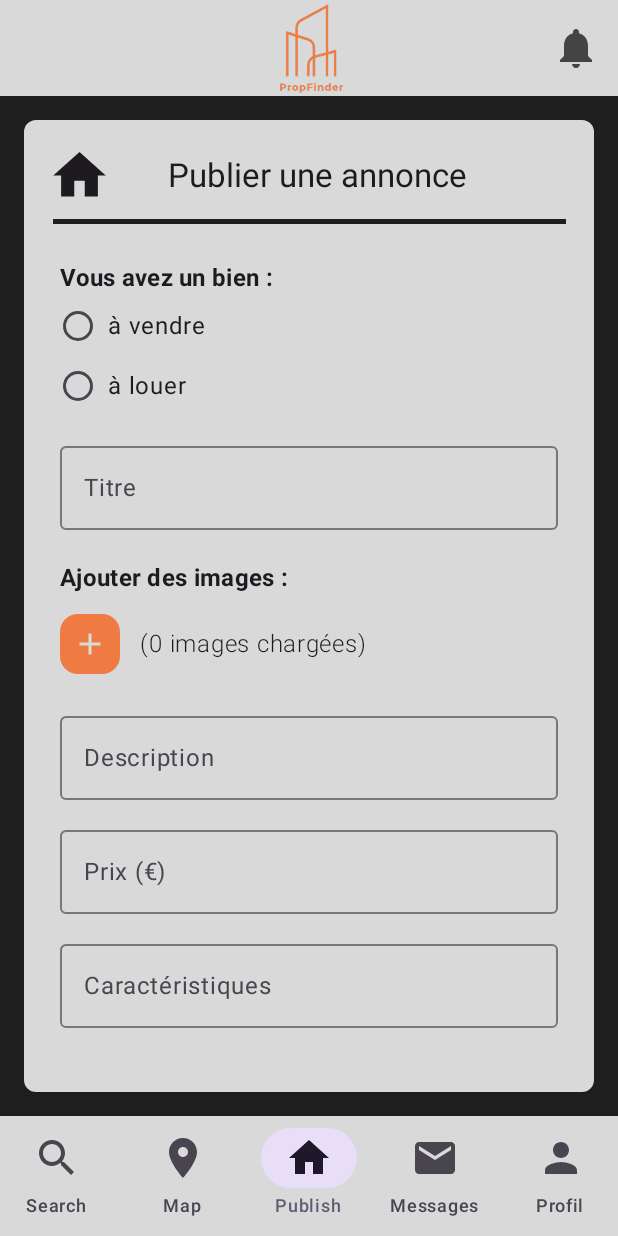
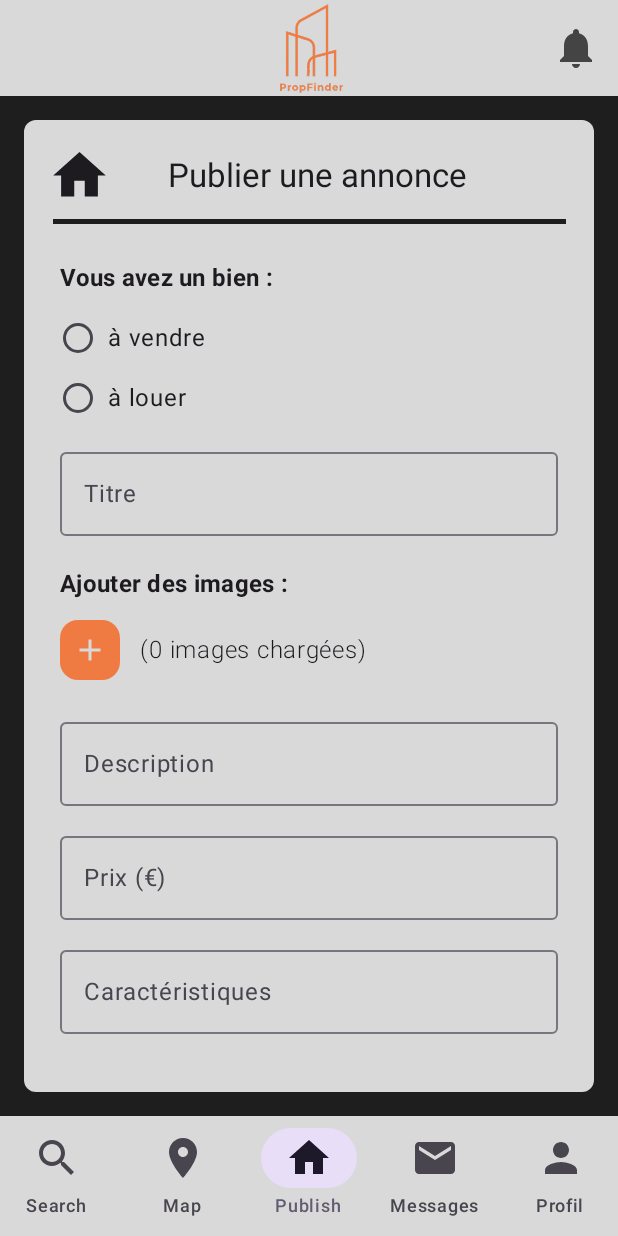
Before and after one commit to Oxnight/PropFinder, an Android app built with Jetpack Compose: the Template screen opened through its navigation route, item 3 of the bottom bar chosen, on a phone screen of 412 x 824 dp. Run offline under Robolectric (Android 15) with nearby library versions, the phone set to English and light mode, and no system bars; our stand-ins replace Firebase (no records; nobody signed in at launch, a user with empty details on screens opened directly); libraries missing offline, so code that uses them is left out: org.osmdroid.config; 1 statement that could not run was skipped.

Commit message:
Ajout d'une automatisation

```diff
--- a/app/src/main/java/com/example/propfinder/presentation/home/PageAccueil.kt
+++ b/app/src/main/java/com/example/propfinder/presentation/home/PageAccueil.kt
@@ -45,6 +45,7 @@ import java.util.*
 import androidx.compose.material.icons.filled.FilterList
 import androidx.compose.material.icons.filled.MoreVert
 import androidx.compose.ui.draw.clip
+import androidx.compose.ui.platform.testTag
 import androidx.compose.ui.unit.sp
 import com.example.propfinder.data.models.Annonce
 
@@ -189,6 +190,7 @@ fun AnnonceItem(
         modifier = Modifier
             .fillMaxWidth()
             .padding(8.dp)
+            .testTag("annonce_card")
             .clickable { onClick() },
         colors = CardDefaults.cardColors(containerColor = Color(0xFFD9D9D9))
     ) {
--- a/app/src/main/java/com/example/propfinder/presentation/main/Template.kt
+++ b/app/src/main/java/com/example/propfinder/presentation/main/Template.kt
@@ -36,6 +36,7 @@ import androidx.compose.ui.Alignment
 import androidx.compose.ui.Modifier
 import androidx.compose.ui.graphics.Color
 import androidx.compose.ui.input.pointer.pointerInput
+import androidx.compose.ui.platform.testTag
 import androidx.compose.ui.res.painterResource
 import androidx.compose.ui.unit.dp
 import androidx.lifecycle.viewmodel.compose.viewModel
@@ -99,7 +100,20 @@ fun Template(authViewModel: AuthViewModel, navController: NavController) {
                     Icons.Filled.Person to "Profil"
                 ).forEachIndexed { idx, pair ->
                     NavigationBarItem(
-                        icon = { Icon(pair.first, contentDescription = pair.second, modifier = Modifier.size(32.dp)) },
+                        modifier = when (idx) {
+                            0 -> Modifier.testTag("home_button")
+                            2 -> Modifier.testTag("publish_button")
+                            3 -> Modifier.testTag("discussion_button")
+                            4 -> Modifier.testTag("profile_button")
+                            else -> Modifier
+                        },
+                        icon = {
+                            Icon(
+                                pair.first,
+                                contentDescription = pair.second,
+                                modifier = Modifier.size(32.dp)
+                            )
+                        },
                         label = { Text(pair.second) },
                         selected = selectedIndex == idx,
                         onClick = {
--- a/app/src/main/java/com/example/propfinder/presentation/main/profile/ProfilPage.kt
+++ b/app/src/main/java/com/example/propfinder/presentation/main/profile/ProfilPage.kt
@@ -18,6 +18,7 @@ import androidx.compose.ui.Alignment
 import androidx.compose.ui.Modifier
 import androidx.compose.ui.draw.clip
 import androidx.compose.ui.graphics.Color
+import androidx.compose.ui.platform.testTag
 import androidx.compose.ui.res.painterResource
 import androidx.compose.ui.text.font.FontWeight
 import androidx.compose.ui.unit.dp
@@ -139,6 +140,7 @@ fun ProfilePage(
                     .align(Alignment.BottomEnd)
                     .padding(16.dp)
                     .height(40.dp)
+                    .testTag("logout_button"),
             ) {
                 Text("Déconnexion", color = Color.White, fontSize = 14.sp)
             }
--- a/app/src/main/java/com/example/propfinder/presentation/main/publish/Publish.kt
+++ b/app/src/main/java/com/example/propfinder/presentation/main/publish/Publish.kt
@@ -9,10 +9,11 @@ import androidx.compose.foundation.ExperimentalFoundationApi
 import androidx.compose.foundation.LocalOverscrollConfiguration
 import androidx.compose.foundation.background
 import androidx.compose.foundation.layout.*
-import androidx.compose.foundation.lazy.LazyColumn
+import androidx.compose.foundation.rememberScrollState
 import androidx.compose.foundation.selection.selectable
 import androidx.compose.foundation.shape.RoundedCornerShape
 import androidx.compose.foundation.text.KeyboardOptions
+import androidx.compose.foundation.verticalScroll
 import androidx.compose.material.icons.Icons
 import androidx.compose.material.icons.filled.Add
 import androidx.compose.material.icons.filled.Home
@@ -23,6 +24,7 @@ import androidx.compose.ui.Modifier
 import androidx.compose.ui.draw.clip
 import androidx.compose.ui.graphics.Color
 import androidx.compose.ui.platform.LocalContext
+import androidx.compose.ui.platform.testTag
 import androidx.compose.ui.semantics.Role
 import androidx.compose.ui.text.font.FontWeight
 import androidx.compose.ui.text.input.KeyboardType
@@ -79,23 +81,18 @@ fun FormulaireAvance(annonceViewModel: AnnonceViewModel, authViewModel: AuthView
     val context = LocalContext.current
 
     var selectedOption by remember { mutableStateOf("") }
-
     var titre by remember { mutableStateOf("") }
     var description by remember { mutableStateOf("") }
     var caracteristiques by remember { mutableStateOf("") }
     var localisation by remember { mutableStateOf("") }
-
     var coordonnees by remember { mutableStateOf("") }
     var geocodingError by remember { mutableStateOf<String?>(null) }
+    var imageUris by remember { mutableStateOf(listOf<Uri>()) }
+    var prix by remember { mutableStateOf("") }
 
-    var imageUris by remember { mutableStateOf(listOf<Uri>()) }
     val imagePicker = rememberLauncherForActivityResult(
         contract = ActivityResultContracts.GetMultipleContents()
-    ) { uris: List<Uri> ->
-        imageUris = uris
-    }
-
-    var prix by remember { mutableStateOf("") }
+    ) { uris: List<Uri> -> imageUris = uris }
 
     LaunchedEffect(localisation) {
         if (localisation.isNotBlank()) {
@@ -122,26 +119,19 @@ fun FormulaireAvance(annonceViewModel: AnnonceViewModel, authViewModel: AuthView
         }
     }
 
-    CompositionLocalProvider(
-        LocalOverscrollConfiguration provides null
-    ) {
-        LazyColumn(
+    CompositionLocalProvider(LocalOverscrollConfiguration provides null) {
+        Column(
             modifier = Modifier
                 .padding(24.dp)
+                .verticalScroll(rememberScrollState())
                 .fillMaxSize(),
             verticalArrangement = Arrangement.spacedBy(12.dp)
         ) {
-            item {
-                Column {
-                    Text(
-                        text = "Vous avez un bien :",
-                        style = MaterialTheme.typography.titleMedium,
-                        fontWeight = FontWeight.Bold
-                    )
+            Text("Vous avez un bien :", style = MaterialTheme.typography.titleMedium, fontWeight = FontWeight.Bold)
             Row(
                 modifier = Modifier
                     .fillMaxWidth()
-                            .padding(vertical = 8.dp)
+                    .padding(top = 4.dp, bottom = 2.dp)
                     .selectable(
                         selected = selectedOption == "à vendre",
                         onClick = { selectedOption = "à vendre" },
@@ -152,10 +142,12 @@ fun FormulaireAvance(annonceViewModel: AnnonceViewModel, authViewModel: AuthView
                 RadioButton(selected = selectedOption == "à vendre", onClick = null)
                 Text("à vendre", modifier = Modifier.padding(start = 8.dp))
             }
+
             Row(
                 modifier = Modifier
                     .fillMaxWidth()
-                            .padding(vertical = 8.dp)
+                    .padding(top = 2.dp, bottom = 4.dp)
+                    .testTag("radio_louer")
                     .selectable(
                         selected = selectedOption == "à louer",
                         onClick = { selectedOption = "à louer" },
@@ -166,61 +158,32 @@ fun FormulaireAvance(annonceViewModel: AnnonceViewModel, authViewModel: AuthView
                 RadioButton(selected = selectedOption == "à louer", onClick = null)
                 Text("à louer", modifier = Modifier.padding(start = 8.dp))
             }
-                }
-            }
-
-            item {
             OutlinedTextField(
                 value = titre,
                 onValueChange = { titre = it },
                 label = { Text("Titre") },
-                    modifier = Modifier
-                        .fillMaxWidth()
-                        .padding(bottom = 8.dp),
+                modifier = Modifier.fillMaxWidth().padding(bottom = 8.dp).testTag("titre_field")
             )
-            }
-
-            item {
-                Text(
-                    text = "Ajouter des images :",
-                    style = MaterialTheme.typography.titleMedium,
-                    fontWeight = FontWeight.Bold
-                )
-            }
-
-            item {
+            Text("Ajouter des images :", style = MaterialTheme.typography.titleMedium, fontWeight = FontWeight.Bold)
             Row(
                 modifier = Modifier.padding(bottom = 8.dp),
                 horizontalArrangement = Arrangement.SpaceBetween,
                 verticalAlignment = Alignment.CenterVertically
             ) {
                 Box(
-                        modifier = Modifier
-                            .size(40.dp)
-                            .clip(RoundedCornerShape(12.dp))
-                            .background(Color(0xFFF07B42)),
+                    modifier = Modifier.size(40.dp).clip(RoundedCornerShape(12.dp)).background(Color(0xFFF07B42)),
                     contentAlignment = Alignment.Center
                 ) {
-                        Icon(
-                            imageVector = Icons.Default.Add,
-                            contentDescription = "Ajouter des images",
-                            tint = Color(0xFFD9D9D9),
-                        )
+                    Icon(Icons.Default.Add, contentDescription = "Ajouter des images", tint = Color(0xFFD9D9D9))
                 }
                 Text("   (${imageUris.size} images chargées)", fontWeight = FontWeight.Light)
             }
-            }
-
-            item {
             OutlinedTextField(
                 value = description,
                 onValueChange = { description = it },
                 label = { Text("Description") },
-                    modifier = Modifier.fillMaxWidth(),
+                modifier = Modifier.fillMaxWidth().testTag("description_field")
             )
-            }
-
-            item {
             OutlinedTextField(
                 value = prix,
                 onValueChange = {
@@ -229,63 +192,34 @@ fun FormulaireAvance(annonceViewModel: AnnonceViewModel, authViewModel: AuthView
                     }
                 },
                 label = { Text("Prix (€)") },
-                    modifier = Modifier.fillMaxWidth(),
+                modifier = Modifier.fillMaxWidth().testTag("prix_field"),
                 singleLine = true,
-                    keyboardOptions = KeyboardOptions.Default.copy(
-                        keyboardType = KeyboardType.Number
+                keyboardOptions = KeyboardOptions.Default.copy(keyboardType = KeyboardType.Number)
             )
-                )
-            }
-
-            item {
             OutlinedTextField(
                 value = caracteristiques,
                 onValueChange = { caracteristiques = it },
                 label = { Text("Caractéristiques") },
-                    modifier = Modifier.fillMaxWidth(),
+                modifier = Modifier.fillMaxWidth().testTag("carateristiques_field")
             )
-            }
-
-            item {
             OutlinedTextField(
                 value = localisation,
                 onValueChange = { localisation = it },
                 label = { Text("Adresse") },
-                    modifier = Modifier.fillMaxWidth()
+                modifier = Modifier.fillMaxWidth().testTag("adress_field")
             )
-
-                Spacer(modifier = Modifier.height(4.dp))
-
             coordonnees.let { coords ->
                 if (coords.isNotBlank()) {
-                        Text(
-                            text = "Coordonnées : $coords",
-                            style = MaterialTheme.typography.bodySmall,
-                            color = Color.DarkGray
-                        )
+                    Text("Coordonnées : $coords", style = MaterialTheme.typography.bodySmall, color = Color.DarkGray)
                 }
             }
-
             geocodingError?.let { error ->
-                    Text(
-                        text = error,
-                        color = Color.Red,
-                        style = MaterialTheme.typography.bodySmall
-                    )
+                Text(error, color = Color.Red, style = MaterialTheme.typography.bodySmall)
             }
-            }
-
-            item {
             Button(
                 onClick = {
                     val prixFloat = prix.toFloatOrNull() ?: 0f
-                        val isFormValid = titre.isNotBlank()
-                                && description.isNotBlank()
-                                && caracteristiques.isNotBlank()
-                                && localisation.isNotBlank()
-                                && prixFloat > 0f
-                                && selectedOption.isNotBlank()
-
+                    val isFormValid = titre.isNotBlank() && description.isNotBlank() && caracteristiques.isNotBlank() && localisation.isNotBlank() && prixFloat > 0f && selectedOption.isNotBlank()
                     if (isFormValid) {
                         annonceViewModel.publishAnnonce(
                             titre = titre,
@@ -305,15 +239,12 @@ fun FormulaireAvance(annonceViewModel: AnnonceViewModel, authViewModel: AuthView
                         Toast.makeText(context, "Veuillez remplir tous les champs", Toast.LENGTH_SHORT).show()
                     }
                 },
-                    colors = ButtonDefaults.buttonColors(
-                        containerColor = Color(0xFFF07B42),
-                        contentColor = Color.White
-                    ),
-                    shape = RoundedCornerShape(12.dp),
+                modifier = Modifier.testTag("submit_add_button"),
+                colors = ButtonDefaults.buttonColors(containerColor = Color(0xFFF07B42), contentColor = Color.White),
+                shape = RoundedCornerShape(12.dp)
             ) {
                 Text(text = "Envoyer")
             }
         }
     }
 }
-}
```
Also changed, not shown: app/src/main/java/com/example/propfinder/presentation/auth/Login.kt (+21 -7 lines), app/src/main/java/com/example/propfinder/presentation/main/annonce/AnnonceDetail.kt (+5 -3 lines), app/src/main/java/com/example/propfinder/presentation/main/messages/ChatMessage.kt (+6 -3 lines). Lines whose indentation alone changed are shown as unchanged.
